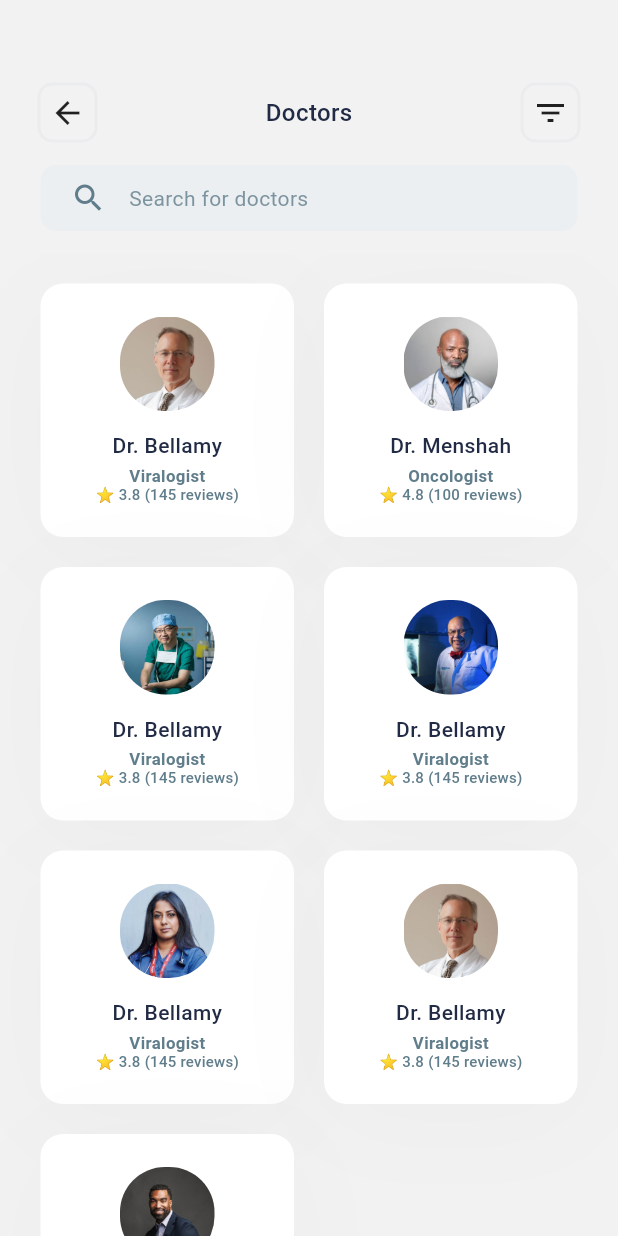
After one commit to Lyba97/doctorhub, a Flutter app: the Doctors screen opened directly, on a phone screen of 412 x 824 dp. The commit adds this screen. Run offline on Flutter 3.47's test engine with Material 2 defaults, Android fonts, the phone set to English and light mode, and no system bars; our stand-ins replace flutter_svg, get.

Commit message:
added doctors screen

```diff
--- a/lib/design_system/styles.dart
+++ b/lib/design_system/styles.dart
@@ -42,6 +42,22 @@ TextStyle medium10 = const TextStyle(
 );
 
 
+TextStyle regular16 = const TextStyle(
+  fontWeight: FontWeight.w400,
+  fontSize: 16,
+  letterSpacing: 0.27,
+);
+TextStyle regular14 = const TextStyle(
+  fontWeight: FontWeight.w400,
+  fontSize: 14,
+  letterSpacing: 0.25,
+);
+TextStyle regular10 = const TextStyle(
+  fontWeight: FontWeight.w400,
+  fontSize: 10,
+  letterSpacing: 0.17,
+);
+
 
 TextStyle light14 = const TextStyle(
     fontWeight: FontWeight.w300,
--- a/lib/main.dart
+++ b/lib/main.dart
@@ -1,5 +1,6 @@
 import 'package:doctorhub/screens/home.dart';
 import 'package:flutter/material.dart';
+import 'package:get/get.dart';
 
 import 'design_system/colors.dart';
 
@@ -12,14 +13,20 @@ class MyApp extends StatelessWidget {
 
   @override
   Widget build(BuildContext context) {
-    return MaterialApp(
+    final newTextTheme = Theme.of(context).textTheme.apply(
+      bodyColor: Color(0xff222B45),
+      displayColor: Color(0xff222B45),
+    );
+    return GetMaterialApp(
       debugShowCheckedModeBanner: false,
       title: 'Doctor appointment',
+
       theme: ThemeData(
+        textTheme: newTextTheme,
+        scaffoldBackgroundColor: const Color(0xfff2f2f2),
         primarySwatch: swatch,
       ),
-      home:
-           HomePage(),
+      home:const HomePage(),
     );
   }
 }
--- /dev/null
+++ b/lib/models/doctor.dart
@@ -0,0 +1,69 @@
+class Doctor {
+  String name;
+  String img;
+  String speciality;
+  int reviewsCount;
+  double rating;
+  bool isActive;
+
+  Doctor({
+    required this.name,
+    required this.img,
+    required this.isActive,
+    required this.speciality,
+    required this.reviewsCount,
+    required this.rating,
+  });
+}
+
+List<Doctor> doctors = [
+  Doctor(
+      name: 'Dr. Bellamy',
+      img: 'assets/doctors/Bitmap.png',
+      isActive: false,
+      speciality: 'Viralogist',
+      reviewsCount: 145,
+      rating: 3.8),
+  Doctor(
+      name: 'Dr. Menshah',
+      img: 'assets/doctors/Bitmap-1.png',
+      isActive: true,
+      speciality: 'Oncologist',
+      reviewsCount: 100,
+      rating: 4.8),
+  Doctor(
+      name: 'Dr. Bellamy',
+      img: 'assets/doctors/Bitmap-2.png',
+      isActive: false,
+      speciality: 'Viralogist',
+      reviewsCount: 145,
+      rating: 3.8),
+  Doctor(
+      name: 'Dr. Bellamy',
+      img: 'assets/doctors/Bitmap-4.png',
+      isActive: false,
+      speciality: 'Viralogist',
+      reviewsCount: 145,
+      rating: 3.8),
+  Doctor(
+      name: 'Dr. Bellamy',
+      img: 'assets/doctors/Bitmap-5.png',
+      isActive: false,
+      speciality: 'Viralogist',
+      reviewsCount: 145,
+      rating: 3.8),
+  Doctor(
+      name: 'Dr. Bellamy',
+      img: 'assets/doctors/Bitmap.png',
+      isActive: false,
+      speciality: 'Viralogist',
+      reviewsCount: 145,
+      rating: 3.8),
+  Doctor(
+      name: 'Dr. Bellamy',
+      img: 'assets/doctors/Bitmap-3.png',
+      isActive: false,
+      speciality: 'Viralogist',
+      reviewsCount: 145,
+      rating: 3.8),
+];
--- /dev/null
+++ b/lib/screens/doctors.dart
@@ -0,0 +1,132 @@
+import 'package:doctorhub/design_system/colors.dart';
+import 'package:doctorhub/design_system/styles.dart';
+import 'package:doctorhub/models/doctor.dart';
+import 'package:flutter/material.dart';
+
+class Doctors extends StatelessWidget {
+  const Doctors({Key? key}) : super(key: key);
+
+  @override
+  Widget build(BuildContext context) {
+    return Scaffold(
+      body: Column(
+        children: [
+          const SizedBox(
+            height: 55,
+          ),
+          Padding(
+            padding: const EdgeInsets.symmetric(horizontal: 25),
+            child: Row(
+              mainAxisAlignment: MainAxisAlignment.spaceBetween,
+              children: [
+                Container(
+                  padding: const EdgeInsets.all(6),
+                  decoration: BoxDecoration(
+                      border: Border.all(color: cardColor5percent, width: 2),
+                      borderRadius: BorderRadius.circular(10)),
+                  child: const Icon(Icons.arrow_back),
+                ),
+                Text(
+                  'Doctors',
+                  style: medium16,
+                ),
+                Container(
+                    padding: const EdgeInsets.all(6),
+                    decoration: BoxDecoration(
+                        border: Border.all(color: cardColor5percent, width: 2),
+                        borderRadius: BorderRadius.circular(10)),
+                    child: const Icon(Icons.filter_list)),
+              ],
+            ),
+          ),
+          Padding(
+            padding: const EdgeInsets.symmetric(horizontal: 27, vertical: 15),
+            child: Container(
+              padding: const EdgeInsets.symmetric(horizontal: 20),
+              alignment: Alignment.center,
+              height: 44,
+              width: double.maxFinite,
+              decoration: BoxDecoration(
+                  borderRadius: BorderRadius.circular(10),
+                  color: Colors.blueGrey.shade50),
+              child: Row(
+                children: [
+                  const Icon(
+                    Icons.search,
+                    color: Colors.blueGrey,
+                  ),
+                  const SizedBox(width: 15),
+                  Text(
+                    'Search for doctors',
+                    style: regular14.apply(
+                        color: Colors.blueGrey.withOpacity(0.8)),
+                  ),
+                ],
+              ),
+            ),
+          ),
+          Expanded(
+            child: GridView.builder(
+                padding:
+                    const EdgeInsets.symmetric(horizontal: 27, vertical: 20),
+                gridDelegate: const SliverGridDelegateWithMaxCrossAxisExtent(
+                    maxCrossAxisExtent: 200,
+                    childAspectRatio: 1,
+                    crossAxisSpacing: 20,
+                    mainAxisSpacing: 20),
+                itemCount: doctors.length,
+                itemBuilder: (BuildContext ctx, index) {
+                  return doctorsCard(doctors[index]);
+                }),
+          )
+        ],
+      ),
+    );
+  }
+
+  Widget doctorsCard(Doctor doctor) {
+    return Container(
+      padding: const EdgeInsets.symmetric(vertical: 22),
+      alignment: Alignment.center,
+      child: Column(
+        mainAxisAlignment: MainAxisAlignment.center,
+        children: [
+          Expanded(
+            child: ClipRRect(
+                borderRadius: BorderRadius.circular(30),
+                child: Image.asset(doctor.img)),
+          ),
+          const SizedBox(
+            height: 15,
+          ),
+          Text(
+            doctor.name,
+            style: medium14,
+          ),
+          const SizedBox(
+            height: 6,
+          ),
+          Text(
+            doctor.speciality,
+            style: bold14.apply(color: Colors.blueGrey, fontSizeFactor: 0.8),
+          ),
+          Text(
+            '⭐️ ${doctor.rating} (${doctor.reviewsCount} reviews)',
+            style: medium10.apply(color: Colors.blueGrey),
+          )
+        ],
+      ),
+      decoration: BoxDecoration(
+          color: Colors.white,
+          boxShadow: [
+            BoxShadow(
+              color: Colors.grey.withOpacity(0.062),
+              //spreadRadius: 5,
+              blurRadius: 60,
+              offset: const Offset(0, 10), // changes position of shadow
+            ),
+          ],
+          borderRadius: BorderRadius.circular(15)),
+    );
+  }
+}
--- a/lib/screens/home.dart
+++ b/lib/screens/home.dart
@@ -1,9 +1,11 @@
 import 'package:doctorhub/design_system/colors.dart';
 import 'package:doctorhub/design_system/styles.dart';
 import 'package:doctorhub/models/speciality.dart';
+import 'package:doctorhub/screens/doctors.dart';
 import 'package:doctorhub/widgets/speciality_card.dart';
 import 'package:flutter/material.dart';
 import 'package:flutter_svg/flutter_svg.dart';
+import 'package:get/get.dart';
 
 class HomePage extends StatelessWidget {
   const HomePage({Key? key}) : super(key: key);
@@ -92,9 +94,11 @@ class HomePage extends StatelessWidget {
                   Expanded(
                     child: Padding(
                       padding: const EdgeInsets.symmetric(horizontal: 32),
-                      child: FittedBox(
-                          fit: BoxFit.scaleDown,
-                          child: Image.asset('assets/illustration.png')),
+                      child: SizedBox(
+                        // height: 180,
+                       // width: double.maxFinite,
+                        child: Image.asset('assets/illustration.png'),
+                      ),
                     ),
                   )
                 ],
@@ -110,6 +114,10 @@ class HomePage extends StatelessWidget {
             width: MediaQuery.of(context).size.width,
             decoration: BoxDecoration(
                 color: cardColor5percent, borderRadius: BorderRadius.circular(20)),
+            child: GestureDetector(
+              onTap: (){
+                Get.to(()=>const Doctors());
+              },
               child: Row(
                 mainAxisAlignment: MainAxisAlignment.spaceBetween,
                 children: [
@@ -141,6 +149,7 @@ class HomePage extends StatelessWidget {
                     child: SvgPicture.asset('assets/arrow-next.svg'),
                   )
                 ],
+              ),
             ),
           ),
           const SizedBox(
--- a/pubspec.yaml
+++ b/pubspec.yaml
@@ -35,6 +35,7 @@ dependencies:
   # Use with the CupertinoIcons class for iOS style icons.
   cupertino_icons: ^1.0.2
   flutter_svg: ^0.22.0
+  get:
 
 dev_dependencies:
   flutter_test:
@@ -61,6 +62,7 @@ flutter:
   # To add assets to your application, add an assets section, like this:
   assets:
     - assets/
+    - assets/doctors/
   #   - images/a_dot_ham.jpeg
 
   # An image asset can refer to one or more resolution-specific "variants", see
```
Also changed, not shown: assets/doctors/Bitmap-1.png (added), assets/doctors/Bitmap-2.png (added), assets/doctors/Bitmap-3.png (added), assets/doctors/Bitmap-4.png (added), assets/doctors/Bitmap-5.png (added), assets/doctors/Bitmap.png (added), pubspec.lock, 2 other files. Lines whose indentation alone changed are shown as unchanged.
